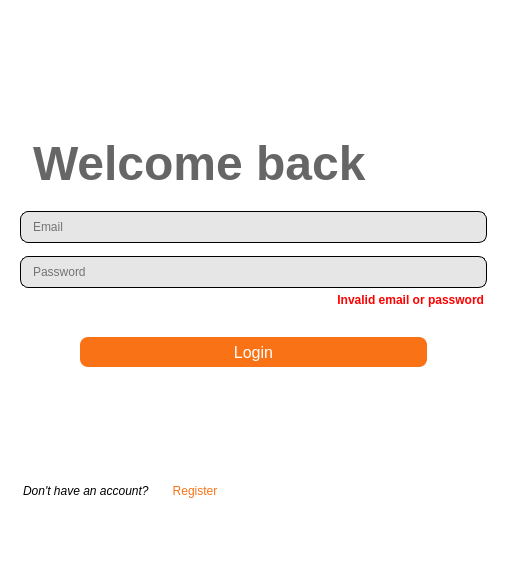
Ph4sm4/FinelogApp, file mainwindow.ui: the form before one commit.
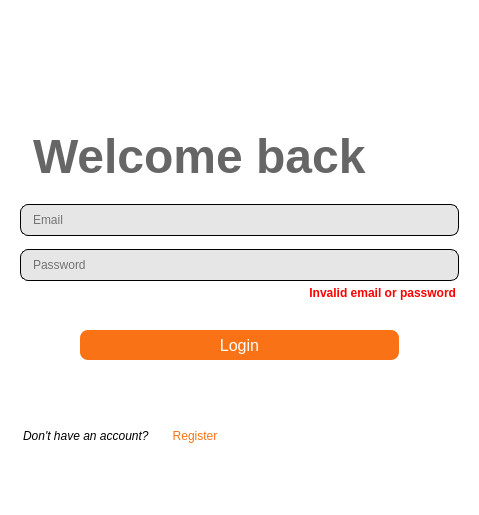
The form after the commit. Icons and pictures are not drawn.

Commit message: user panel ui works

The edit to the form file:
```diff
--- a/mainwindow.ui
+++ b/mainwindow.ui
@@ -9,8 +9,8 @@
    <rect>
     <x>0</x>
     <y>0</y>
-    <width>507</width>
-    <height>570</height>
+    <width>479</width>
+    <height>515</height>
    </rect>
   </property>
   <property name="font">
@@ -59,6 +59,7 @@
        <string notr="true">QLabel {
 background-color: white;
 padding: 20px 20px;
+padding-bottom: 0;
 }
 </string>
       </property>
```
The commit also changes 3 other files.
